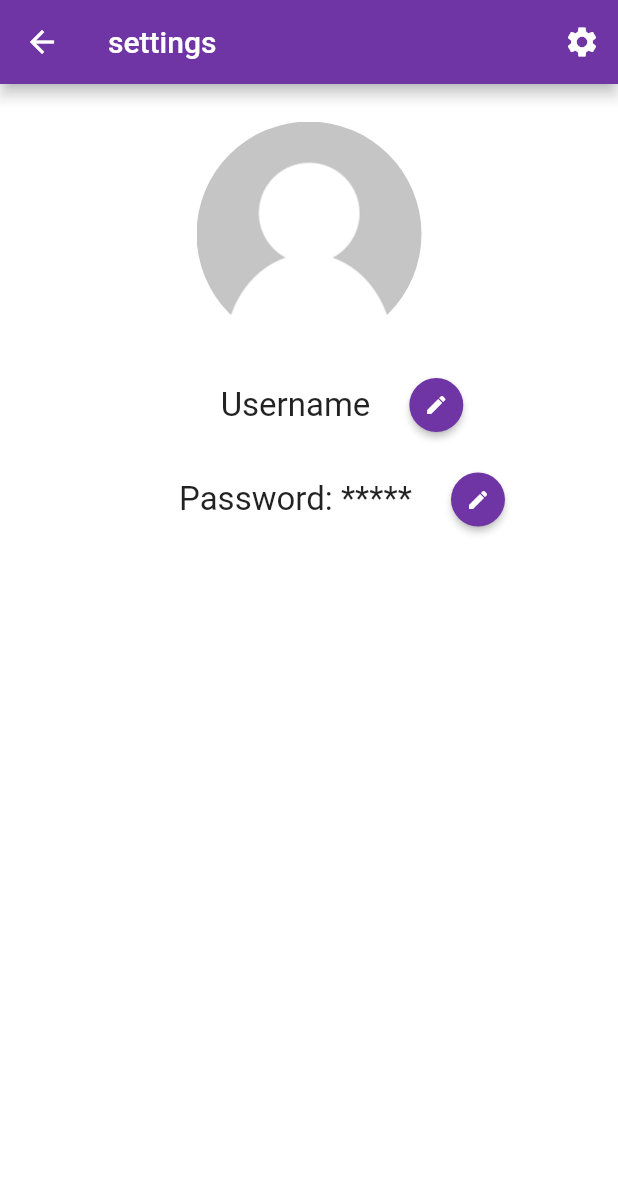
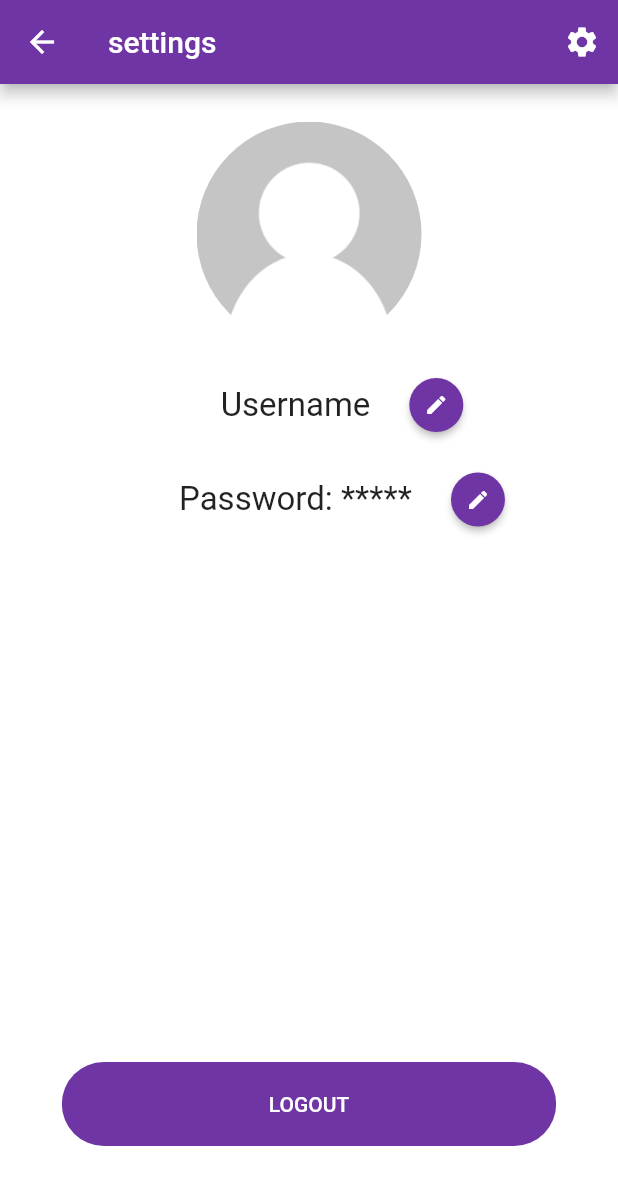
Before and after one commit to zzAIMoo/flows-music, a Flutter app: the SettingsScreen screen opened directly, on a phone screen of 412 x 824 dp. Shown: the top 1185 px of the screen. Run offline on Flutter 3.47's test engine with Material 2 defaults, Android fonts, the phone set to English and light mode, and no system bars; our stand-ins replace audio_video_progress_bar, flutter_spinkit, flutter_svg, flutter_tindercard, fluttertoast, just_audio and 2 more; missing offline and left inert: flutter_search_bar, loading_animations, youtube_api; accounts and stored records are empty; network calls fail; project files that could hold a hidden picture were left out.

```diff
--- a/lib/Screens/Settings/components/body.dart
+++ b/lib/Screens/Settings/components/body.dart
@@ -85,15 +85,12 @@ class _BodyState extends State<Body> {
   void initState() {
     super.initState();
     getSharedPrefs();
-    getUserInfo();
+    //getUserInfo();
   }
 
   @override
   Widget build(BuildContext context) {
-    return Row(
-      mainAxisAlignment: MainAxisAlignment.center,
-      children: <Widget>[
-        Column(
+    return Column(
       children: [
         Container(
           margin: EdgeInsets.only(top: 25.0),
@@ -157,9 +154,36 @@ class _BodyState extends State<Body> {
             ),
           ],
         ),
-          ],
+        Expanded(
+          child: Align(
+            alignment: Alignment.bottomCenter,
+            child: RoundedButton(
+              text: "LOGOUT",
+              textColor: Colors.white,
+              isLoading: requestStarted,
+              press: () {
+                logout();
+              },
+            ),
+          ),
+        ),
+        Padding(
+          padding: EdgeInsets.only(bottom: 50),
         ),
       ],
+    );
+  }
+
+  void logout() async {
+    SharedPreferences prefs = await SharedPreferences.getInstance();
+    requestStarted = false;
+    prefs.clear();
+    Navigator.pushAndRemoveUntil(
+      context,
+      MaterialPageRoute(
+        builder: (context) => LoginScreen(),
+      ),
+      (Route route) => false,
     );
   }
 
```
Also changed, not shown: lib/Screens/Login/components/body.dart (+5 -2 lines), lib/Screens/Signup/components/background.dart (+65 -3 lines), assets/images/music_note_1.jpg (added). Lines whose indentation alone changed are shown as unchanged.
